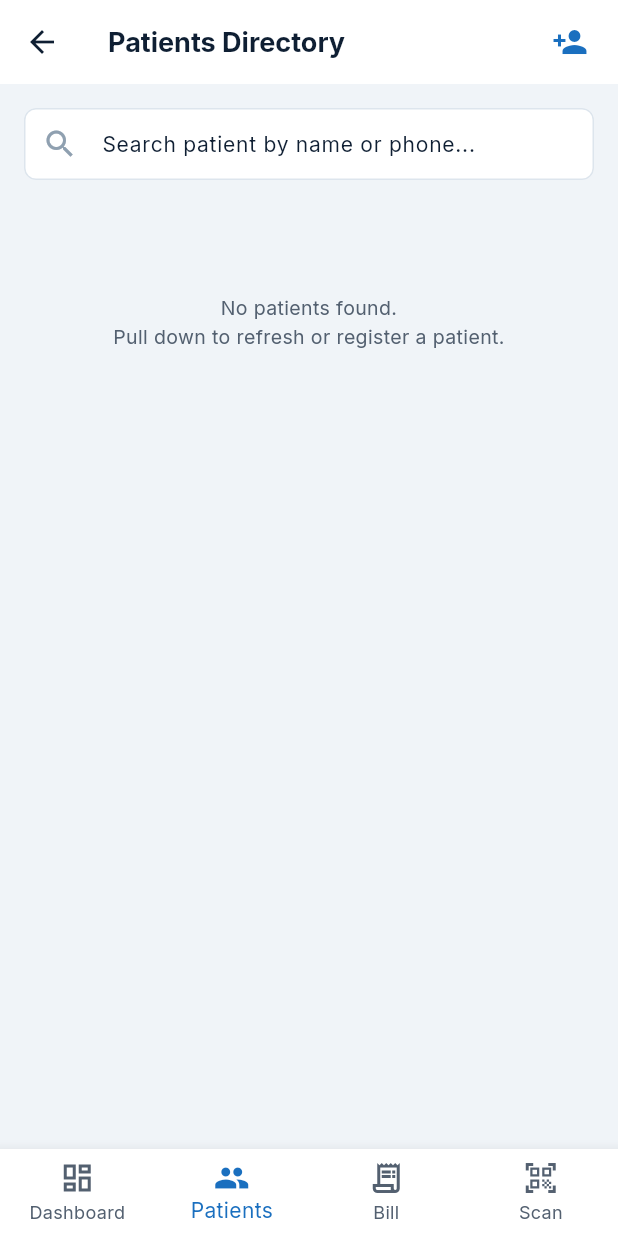
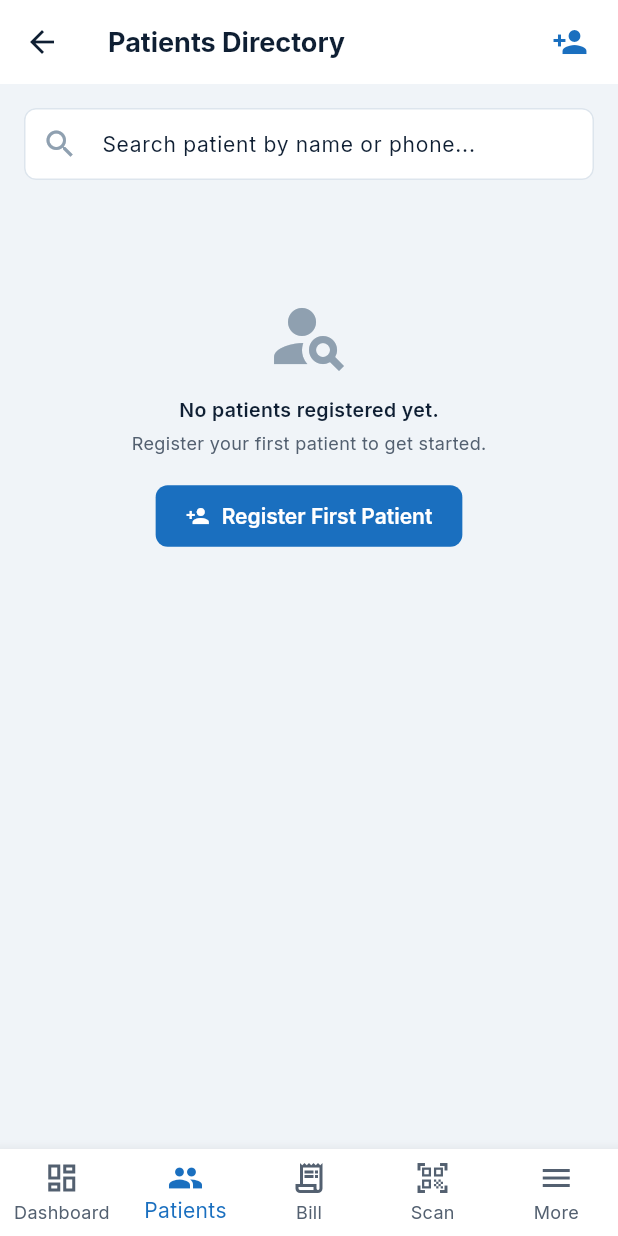
Before and after one commit to mykhelcs/primacare, a Flutter app: the MainShellScreen screen opened directly, scrolled down 252 dp, after a tap on "Patients", on a phone screen of 412 x 824 dp. Run offline on Flutter 3.47's test engine with Material 3 defaults, Android fonts, the light colour scheme and no system bars; our stand-ins replace fl_chart, flutter_dotenv, flutter_riverpod, google_fonts, qr_flutter, supabase_flutter; missing offline and left inert: mobile_scanner; accounts and stored records are empty; network calls fail.

Commit message:
feat(ui): implement Phase 1-3 UI polish, Material icons, overflow protection, inStock badge, and datepicker

```diff
--- a/frontend/lib/presentation/screens/dashboard_screen.dart
+++ b/frontend/lib/presentation/screens/dashboard_screen.dart
@@ -211,25 +211,25 @@ class DashboardScreen extends ConsumerWidget {
                 childAspectRatio: 1.55,
                 children: [
                   StatCard(
-                    icon: '💰',
+                    icon: Icons.payments_outlined,
                     value: '₱${collectedToday.toStringAsFixed(0)}',
                     label: 'Collected Today',
                     valueColor: AppColors.success,
                   ),
                   StatCard(
-                    icon: '🧾',
+                    icon: Icons.receipt_long_outlined,
                     value: '₱${unpaidReceivables.toStringAsFixed(0)}',
                     label: 'Unpaid Receivables',
                     valueColor: AppColors.warning,
                   ),
                   StatCard(
-                    icon: '👥',
+                    icon: Icons.people_outline,
                     value: '${metrics.todayPatientsCount}',
                     label: 'Total Patients',
                     valueColor: AppColors.accent,
                   ),
                   StatCard(
-                    icon: '⚠️',
+                    icon: Icons.warning_amber_rounded,
                     value: '${metrics.expiryAlertsCount}',
                     label: 'Expiring Batches (<30d)',
                     valueColor: AppColors.danger,
--- a/frontend/lib/presentation/screens/expiry_alerts_screen.dart
+++ b/frontend/lib/presentation/screens/expiry_alerts_screen.dart
@@ -11,6 +11,10 @@ class ExpiryAlertsScreen extends ConsumerWidget {
   Widget build(BuildContext context, WidgetRef ref) {
     final batchesAsync = ref.watch(expiringBatchesProvider);
     final allBatches = batchesAsync.value ?? [];
+    final inventory = ref.watch(inventoryListProvider).value ?? [];
+    final Map<String, String> itemNameMap = {
+      for (final item in inventory) item.id: item.name,
+    };
 
     final criticalBatches = allBatches.where((b) => b.isCriticalExpiry).toList();
     final upcomingBatches = allBatches
@@ -28,7 +32,10 @@ class ExpiryAlertsScreen extends ConsumerWidget {
         ),
       ),
       body: RefreshIndicator(
-        onRefresh: () async => ref.invalidate(expiringBatchesProvider),
+        onRefresh: () async {
+          ref.invalidate(expiringBatchesProvider);
+          await ref.read(inventoryListProvider.notifier).refresh();
+        },
         color: AppColors.primary,
         child: batchesAsync.isLoading && allBatches.isEmpty
             ? const Center(child: CircularProgressIndicator())
@@ -61,13 +68,17 @@ class ExpiryAlertsScreen extends ConsumerWidget {
                     )
                   else
                     ...criticalBatches.map(
-                      (b) => _buildAlertCard(
-                        itemName: 'Medication Batch (Item ${b.itemId.length >= 4 ? b.itemId.substring(0, 4) : b.itemId})',
+                      (b) {
+                        final name = itemNameMap[b.itemId] ??
+                            'Medication Batch (Item ${b.itemId.length >= 4 ? b.itemId.substring(0, 4) : b.itemId})';
+                        return _buildAlertCard(
+                          itemName: name,
                           batch: 'Batch #${b.batchNumber}',
                           qty: '${b.quantityRemaining} units remaining',
                           expiry: 'Expires in ${b.daysUntilExpiry} days (${b.expiryDate.toString().substring(0, 10)})',
                           isCritical: true,
-                      ),
+                        );
+                      },
                     ),
                   const SizedBox(height: 20),
                   const Text(
@@ -94,13 +105,17 @@ class ExpiryAlertsScreen extends ConsumerWidget {
                     )
                   else
                     ...upcomingBatches.map(
-                      (b) => _buildAlertCard(
-                        itemName: 'Medication Batch (Item ${b.itemId.length >= 4 ? b.itemId.substring(0, 4) : b.itemId})',
+                      (b) {
+                        final name = itemNameMap[b.itemId] ??
+                            'Medication Batch (Item ${b.itemId.length >= 4 ? b.itemId.substring(0, 4) : b.itemId})';
+                        return _buildAlertCard(
+                          itemName: name,
                           batch: 'Batch #${b.batchNumber}',
                           qty: '${b.quantityRemaining} units remaining',
                           expiry: 'Expires in ${b.daysUntilExpiry} days (${b.expiryDate.toString().substring(0, 10)})',
                           isCritical: false,
-                      ),
+                        );
+                      },
                     ),
                 ],
               ),
@@ -133,9 +148,10 @@ class ExpiryAlertsScreen extends ConsumerWidget {
               color: isCritical ? AppColors.dangerLight : AppColors.warningLight,
               borderRadius: BorderRadius.circular(10),
             ),
-            child: Text(
-              isCritical ? '⚠️' : '⏱️',
-              style: const TextStyle(fontSize: 20),
+            child: Icon(
+              isCritical ? Icons.warning_amber_rounded : Icons.timer_outlined,
+              size: 22,
+              color: isCritical ? AppColors.danger : AppColors.warning,
             ),
           ),
           const SizedBox(width: 12),
--- a/frontend/lib/presentation/screens/inventory_list_screen.dart
+++ b/frontend/lib/presentation/screens/inventory_list_screen.dart
@@ -273,7 +273,7 @@ class _InventoryListScreenState extends ConsumerState<InventoryListScreen> {
                                       if (isLowStock)
                                         StatusBadge.warning(text: 'Low Stock')
                                       else
-                                        StatusBadge.open(),
+                                        StatusBadge.inStock(),
                                     ],
                                   ),
                                 ],
--- a/frontend/lib/presentation/screens/login_screen.dart
+++ b/frontend/lib/presentation/screens/login_screen.dart
@@ -18,6 +18,7 @@ class _LoginScreenState extends ConsumerState<LoginScreen> {
   final _emailController = TextEditingController();
   final _passwordController = TextEditingController();
   bool _obscurePassword = true;
+  int _devTapCount = 0;
 
   @override
   void dispose() {
@@ -267,7 +268,13 @@ class _LoginScreenState extends ConsumerState<LoginScreen> {
                             child: Column(
                               crossAxisAlignment: CrossAxisAlignment.stretch,
                               children: [
-                                Row(
+                                GestureDetector(
+                                  onTap: () {
+                                    setState(() {
+                                      _devTapCount++;
+                                    });
+                                  },
+                                  child: Row(
                                     children: const [
                                       Icon(Icons.shield_outlined, size: 16, color: AppColors.primary),
                                       SizedBox(width: 8),
@@ -281,11 +288,13 @@ class _LoginScreenState extends ConsumerState<LoginScreen> {
                                       ),
                                     ],
                                   ),
+                                ),
                                 const SizedBox(height: 4),
                                 const Text(
                                   'Authorized clinical staff credentials only. Permissions are enforced based on assigned role (Doctor, Nurse, Admin).',
                                   style: TextStyle(fontSize: 11, color: AppColors.textSecondary),
                                 ),
+                                if (_devTapCount >= 5) ...[
                                   const SizedBox(height: 10),
                                   OutlinedButton.icon(
                                     onPressed: authState.isLoading ? null : _initializeClinicNecessities,
@@ -300,6 +309,7 @@ class _LoginScreenState extends ConsumerState<LoginScreen> {
                                       foregroundColor: AppColors.primary,
                                     ),
                                   ),
+                                ],
                               ],
                             ),
                           ),
--- a/frontend/lib/presentation/screens/main_shell_screen.dart
+++ b/frontend/lib/presentation/screens/main_shell_screen.dart
@@ -90,18 +90,18 @@ class _MainShellScreenState extends ConsumerState<MainShellScreen> {
     'Reports',
   ];
 
-  final List<String> _navIcons = [
-    '📊',
-    '👥',
-    '🧾',
-    '📷',
-    '📦',
-    '🏷️',
-    '⚠️',
-    '📥',
-    '🔔',
-    '💉',
-    '📈',
+  final List<IconData> _navIcons = [
+    Icons.dashboard_outlined,
+    Icons.people_outline,
+    Icons.receipt_long_outlined,
+    Icons.qr_code_scanner,
+    Icons.inventory_2_outlined,
+    Icons.qr_code_2,
+    Icons.warning_amber_rounded,
+    Icons.move_to_inbox_outlined,
+    Icons.notifications_none,
+    Icons.vaccines_outlined,
+    Icons.bar_chart,
   ];
 
   void _navigateToTab(int idx, UserRole role) {
@@ -207,7 +207,9 @@ class _MainShellScreenState extends ConsumerState<MainShellScreen> {
             index: _selectedIndex,
             children: screens,
           ),
-          bottomNavigationBar: BottomNavigationBar(
+          bottomNavigationBar: Builder(
+            builder: (scaffoldContext) {
+              return BottomNavigationBar(
                 currentIndex: _selectedIndex <= 3 ? _selectedIndex : 0,
                 type: BottomNavigationBarType.fixed,
                 selectedItemColor: AppColors.primary,
@@ -215,6 +217,8 @@ class _MainShellScreenState extends ConsumerState<MainShellScreen> {
                 onTap: (idx) {
                   if (idx == 3) {
                     _openScanner(forInvoiceId: _selectedInvoiceId);
+                  } else if (idx == 4) {
+                    Scaffold.of(scaffoldContext).openDrawer();
                   } else {
                     setState(() => _selectedIndex = idx);
                   }
@@ -240,7 +244,14 @@ class _MainShellScreenState extends ConsumerState<MainShellScreen> {
                     activeIcon: Icon(Icons.qr_code_scanner),
                     label: 'Scan',
                   ),
+                  BottomNavigationBarItem(
+                    icon: Icon(Icons.menu),
+                    activeIcon: Icon(Icons.menu_open),
+                    label: 'More',
+                  ),
                 ],
+              );
+            },
           ),
           drawer: Drawer(
             child: ListView(
@@ -270,9 +281,14 @@ class _MainShellScreenState extends ConsumerState<MainShellScreen> {
                           CircleAvatar(
                             backgroundColor: AppColors.accent,
                             radius: 18,
-                            child: Text(
-                              staff?.role.name == 'doctor' ? '🩺' : (staff?.role.name == 'admin' ? '💼' : '👩‍⚕️'),
-                              style: const TextStyle(fontSize: 16),
+                            child: Icon(
+                              staff?.role == UserRole.doctor
+                                  ? Icons.medical_services_outlined
+                                  : staff?.role == UserRole.admin
+                                      ? Icons.admin_panel_settings_outlined
+                                      : Icons.local_hospital_outlined,
+                              color: Colors.white,
+                              size: 18,
                             ),
                           ),
                           const SizedBox(width: 12),
@@ -324,7 +340,7 @@ class _MainShellScreenState extends ConsumerState<MainShellScreen> {
                 ),
                 // Multi-Tenant Clinic Switcher
                 ListTile(
-                  leading: const Text('🏥', style: TextStyle(fontSize: 18)),
+                  leading: const Icon(Icons.account_balance_outlined, color: AppColors.primary, size: 20),
                   title: const Text('Switch Branch', style: TextStyle(fontSize: 13, fontWeight: FontWeight.w600)),
                   subtitle: Text(staff?.clinic.code ?? 'PC-CENTRAL', style: const TextStyle(fontSize: 11)),
                   trailing: const Icon(Icons.swap_horiz, size: 20),
@@ -369,10 +385,22 @@ class _MainShellScreenState extends ConsumerState<MainShellScreen> {
                 const Divider(),
                 ...List.generate(_navLabels.length, (idx) {
                   if (!userRole.isTabAccessible(idx)) return const SizedBox.shrink();
+                  final isSelected = _selectedIndex == idx;
                   return ListTile(
-                    leading: Text(_navIcons[idx], style: const TextStyle(fontSize: 18)),
-                    title: Text(_navLabels[idx], style: const TextStyle(fontSize: 13, fontWeight: FontWeight.w600)),
-                    selected: _selectedIndex == idx,
+                    leading: Icon(
+                      _navIcons[idx],
+                      size: 20,
+                      color: isSelected ? AppColors.primary : AppColors.textSecondary,
+                    ),
+                    title: Text(
+                      _navLabels[idx],
+                      style: TextStyle(
+                        fontSize: 13,
+                        fontWeight: isSelected ? FontWeight.w700 : FontWeight.w600,
+                        color: isSelected ? AppColors.primary : AppColors.textPrimary,
+                      ),
+                    ),
+                    selected: isSelected,
                     selectedTileColor: AppColors.primaryLight,
                     onTap: () {
                       _navigateToTab(idx, userRole);
@@ -471,7 +499,11 @@ class _MainShellScreenState extends ConsumerState<MainShellScreen> {
                               dense: true,
                               selected: isActive,
                               selectedTileColor: AppColors.primaryLight,
-                              leading: Text(_navIcons[idx], style: const TextStyle(fontSize: 16)),
+                              leading: Icon(
+                                _navIcons[idx],
+                                size: 18,
+                                color: isActive ? AppColors.primary : AppColors.textSecondary,
+                              ),
                               title: Text(
                                 _navLabels[idx],
                                 style: TextStyle(
--- a/frontend/lib/presentation/screens/notifications_screen.dart
+++ b/frontend/lib/presentation/screens/notifications_screen.dart
@@ -165,7 +165,7 @@ class NotificationsScreen extends ConsumerWidget {
             ),
             child: Row(
               children: const [
-                Text('🤖', style: TextStyle(fontSize: 24)),
+                Icon(Icons.smart_toy, size: 28, color: AppColors.accent),
                 SizedBox(width: 12),
                 Expanded(
                   child: Text(
--- a/frontend/lib/presentation/screens/patient_list_screen.dart
+++ b/frontend/lib/presentation/screens/patient_list_screen.dart
@@ -56,7 +56,23 @@ class _PatientListScreenState extends ConsumerState<PatientListScreen> {
                   Expanded(
                     child: TextField(
                       controller: dobCtrl,
-                      decoration: const InputDecoration(labelText: 'DOB (YYYY-MM-DD)', hintText: '1995-04-12'),
+                      readOnly: true,
+                      decoration: const InputDecoration(
+                        labelText: 'Date of Birth',
+                        hintText: 'YYYY-MM-DD',
+                        prefixIcon: Icon(Icons.calendar_today_outlined, size: 16),
+                      ),
+                      onTap: () async {
+                        final picked = await showDatePicker(
+                          context: ctx,
+                          initialDate: DateTime(1995, 1, 1),
+                          firstDate: DateTime(1900),
+                          lastDate: DateTime.now(),
+                        );
+                        if (picked != null) {
+                          dobCtrl.text = picked.toIso8601String().substring(0, 10);
+                        }
+                      },
                     ),
                   ),
                   const SizedBox(width: 8),
@@ -210,13 +226,31 @@ class _PatientListScreenState extends ConsumerState<PatientListScreen> {
                   : filtered.isEmpty
                       ? ListView(
                           physics: const AlwaysScrollableScrollPhysics(),
-                          children: const [
-                            SizedBox(height: 60),
+                          children: [
+                            const SizedBox(height: 60),
                             Center(
-                              child: Text(
-                                'No patients found.\nPull down to refresh or register a patient.',
-                                textAlign: TextAlign.center,
-                                style: TextStyle(color: AppColors.textSecondary),
+                              child: Column(
+                                mainAxisSize: MainAxisSize.min,
+                                children: [
+                                  const Icon(Icons.person_search, size: 56, color: AppColors.textMuted),
+                                  const SizedBox(height: 12),
+                                  const Text(
+                                    'No patients registered yet.',
+                                    style: TextStyle(fontWeight: FontWeight.w600, color: AppColors.textPrimary),
+                                  ),
+                                  const SizedBox(height: 4),
+                                  const Text(
+                                    'Register your first patient to get started.',
+                                    style: TextStyle(fontSize: 12, color: AppColors.textSecondary),
+                                  ),
+                                  const SizedBox(height: 16),
+                                  ElevatedButton.icon(
+                                    onPressed: _showAddPatientDialog,
+                                    icon: const Icon(Icons.person_add, size: 16, color: Colors.white),
+                                    label: const Text('Register First Patient', style: TextStyle(color: Colors.white)),
+                                    style: ElevatedButton.styleFrom(backgroundColor: AppColors.primary),
+                                  ),
+                                ],
                               ),
                             ),
                           ],
--- a/frontend/lib/presentation/screens/reports_screen.dart
+++ b/frontend/lib/presentation/screens/reports_screen.dart
@@ -107,17 +107,9 @@ class ReportsScreen extends ConsumerWidget {
     final totalPatients = patients.length;
     final collectionRate = totalBilled > 0 ? ((totalCollected / totalBilled) * 100) : 0.0;
 
-    // Default baseline if newly opened clinic has no dispensations yet
-    if (leakagePrevented == 0 && inventory.isNotEmpty) {
-      categoryRecovery['Vaccines'] = 9450.0;
-      categoryRecovery['Consumables'] = 5200.0;
-      categoryRecovery['Pharmaceuticals'] = 3800.0;
-      leakagePrevented = 18450.0;
-    }
-
-    // Chart Dynamic Bar Groups
-    final billedInK = totalBilled > 0 ? (totalBilled / 1000) : 148.0;
-    final collectedInK = totalCollected > 0 ? (totalCollected / 1000) : 130.0;
+    // Chart Dynamic Bar Groups — honest zero when no data exists
+    final billedInK = totalBilled / 1000;
+    final collectedInK = totalCollected / 1000;
 
     return Scaffold(
       backgroundColor: AppColors.background,
@@ -163,25 +155,25 @@ class ReportsScreen extends ConsumerWidget {
               childAspectRatio: 1.5,
               children: [
                 StatCard(
-                  icon: '📈',
+                  icon: Icons.trending_up,
                   value: '₱${totalBilled.toStringAsFixed(2)}',
                   label: 'Total Billed ($paidCount settled, $openCount open)',
                   valueColor: AppColors.primary,
                 ),
                 StatCard(
-                  icon: '🛡️',
+                  icon: Icons.verified_user,
                   value: '₱${leakagePrevented.toStringAsFixed(2)}',
                   label: 'Leakage Captured (Scanner)',
                   valueColor: AppColors.accent,
                 ),
                 StatCard(
-                  icon: '📦',
+                  icon: Icons.inventory_2,
                   value: '₱${totalInventoryValuation.toStringAsFixed(2)}',
                   label: 'Valuation ($lowStockCount low stock)',
                   valueColor: AppColors.success,
                 ),
                 StatCard(
-                  icon: '👥',
+                  icon: Icons.people,
                   value: '$totalPatients Patients',
                   label: 'Collection Rate: ${collectionRate.toStringAsFixed(1)}%',
                   valueColor: AppColors.primaryDark,
@@ -255,11 +247,25 @@ class ReportsScreen extends ConsumerWidget {
             Row(
               mainAxisAlignment: MainAxisAlignment.center,
               children: [
-                Container(width: 12, height: 12, color: AppColors.primary),
+                Container(
+                  width: 12,
+                  height: 12,
+                  decoration: BoxDecoration(
+                    color: AppColors.primary,
+                    borderRadius: BorderRadius.circular(3),
+                  ),
+                ),
                 const SizedBox(width: 4),
                 const Text('Total Billed', style: TextStyle(fontSize: 11, color: AppColors.textSecondary)),
                 const SizedBox(width: 16),
-                Container(width: 12, height: 12, color: AppColors.accent),
+                Container(
+                  width: 12,
+                  height: 12,
+                  decoration: BoxDecoration(
+                    color: AppColors.accent,
+                    borderRadius: BorderRadius.circular(3),
+                  ),
+                ),
                 const SizedBox(width: 4),
                 const Text('Collected (Settled)', style: TextStyle(fontSize: 11, color: AppColors.textSecondary)),
               ],
--- a/frontend/lib/presentation/widgets/stat_card.dart
+++ b/frontend/lib/presentation/widgets/stat_card.dart
@@ -2,7 +2,7 @@ import 'package:flutter/material.dart';
 import '../../core/theme/app_colors.dart';
 
 class StatCard extends StatelessWidget {
-  final String icon;
+  final IconData icon;
   final String value;
   final String label;
   final Color valueColor;
@@ -28,14 +28,25 @@ class StatCard extends StatelessWidget {
         crossAxisAlignment: CrossAxisAlignment.start,
         mainAxisAlignment: MainAxisAlignment.center,
         children: [
-          Text(icon, style: const TextStyle(fontSize: 20)),
+          Container(
+            padding: const EdgeInsets.all(7),
+            decoration: BoxDecoration(
+              color: valueColor.withValues(alpha: 0.12),
+              borderRadius: BorderRadius.circular(8),
+            ),
+            child: Icon(icon, size: 18, color: valueColor),
+          ),
           const SizedBox(height: 6),
-          Text(
-            value,
-            style: TextStyle(
-              fontSize: 20,
-              fontWeight: FontWeight.w700,
-              color: valueColor,
+          FittedBox(
+            fit: BoxFit.scaleDown,
+            alignment: Alignment.centerLeft,
+            child: Text(
+              value,
+              style: TextStyle(
+                fontSize: 20,
+                fontWeight: FontWeight.w700,
+                color: valueColor,
+              ),
             ),
           ),
           const SizedBox(height: 2),
@@ -46,6 +57,8 @@ class StatCard extends StatelessWidget {
               color: AppColors.textSecondary,
               fontWeight: FontWeight.w500,
             ),
+            overflow: TextOverflow.ellipsis,
+            maxLines: 2,
           ),
         ],
       ),
--- a/frontend/lib/presentation/widgets/status_badge.dart
+++ b/frontend/lib/presentation/widgets/status_badge.dart
@@ -45,6 +45,14 @@ class StatusBadge extends StatelessWidget {
     );
   }
 
+  factory StatusBadge.inStock() {
+    return const StatusBadge(
+      label: 'In Stock',
+      backgroundColor: AppColors.successLight,
+      textColor: AppColors.success,
+    );
+  }
+
   @override
   Widget build(BuildContext context) {
     return Container(
```
Also changed, not shown: 1 other file. Lines whose indentation alone changed are shown as unchanged.
